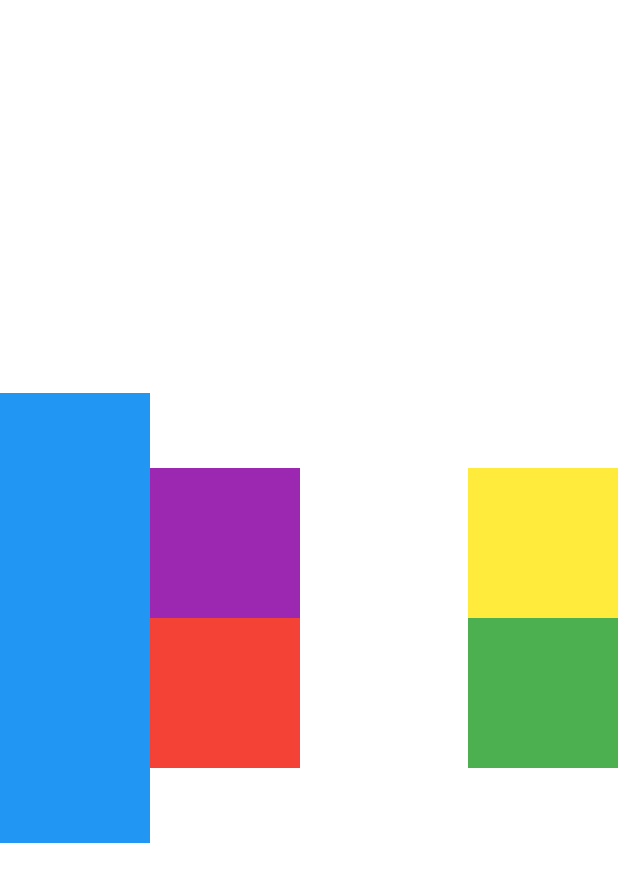
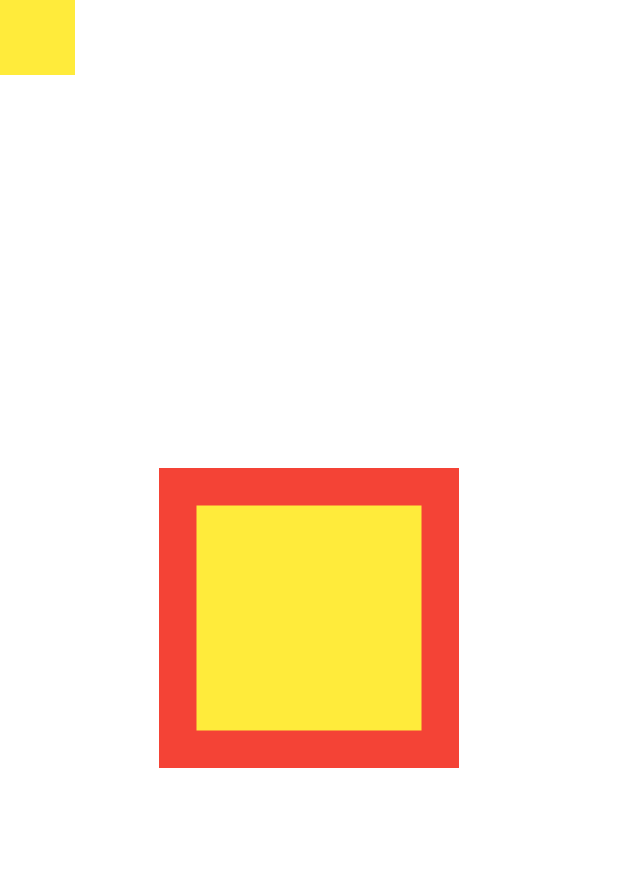
Before and after one commit to sardorergashaliyev/3-dars-stack, a Flutter app: the screen it shows after launch, on a phone screen of 412 x 824 dp. Shown: the top 882 px of the screen. Run offline on Flutter 3.47's test engine with Material 2 defaults, Android fonts, the phone set to English and light mode, and no system bars.

Commit message:
Stack intro

```diff
--- a/lib/main.dart
+++ b/lib/main.dart
@@ -11,53 +11,41 @@ class MyApp extends StatelessWidget {
   Widget build(BuildContext context) {
     return MaterialApp(
       home: Container(
-        color: Colors.white,
+        color: Color.fromARGB(255, 255, 255, 255),
         child: Center(
-          child: Row(
-            mainAxisAlignment: MainAxisAlignment.spaceBetween,
-            children: [
-              Row(
-                children: [
-                  Container(
-                    height: 300,
-                    width: 100,
-                    color: Colors.blue,
-                  ),
-                  Column(
-                    mainAxisAlignment: MainAxisAlignment.center,
-                    children: [
-                      Container(
-                        height: 100,
-                        width: 100,
-                        color: Colors.purple,
-                      ),
-                      Container(
-                        height: 100,
-                        width: 100,
+          child: Stack(children: [
+            Align(
+              alignment: Alignment.center,
+              child: Container(
+                height: 200,
+                width: 200,
                 color: Colors.red,
               ),
-                    ],
             ),
-                ],
+              Align(
+              alignment: Alignment.center,
+              child: Container(
+                height: 200,
+                width: 200,
+                color: Colors.red,
               ),
-              Column(
-                mainAxisAlignment: MainAxisAlignment.center,
-                crossAxisAlignment: CrossAxisAlignment.end,
-                children: [
-                  Container(
-                    height: 100,
-                    width: 100,
+            ),
+            Align(
+              alignment: Alignment.center,
+              child: Container(
+                height: 150,
+                width: 150,
                 color: Colors.yellow,
               ),
-                  Container(
-                    height: 100,
-                    width: 100,
-                    color: Colors.green,
+            ),
+            Positioned(
+              child: Container(
+                height: 50,
+                width: 50,
+                color: Colors.yellow,
+              ),
             )
-                ],
-              )
-            ],
-          ),
+          ]),
         ),
       ),
     );
```
Lines whose indentation alone changed are shown as unchanged.
